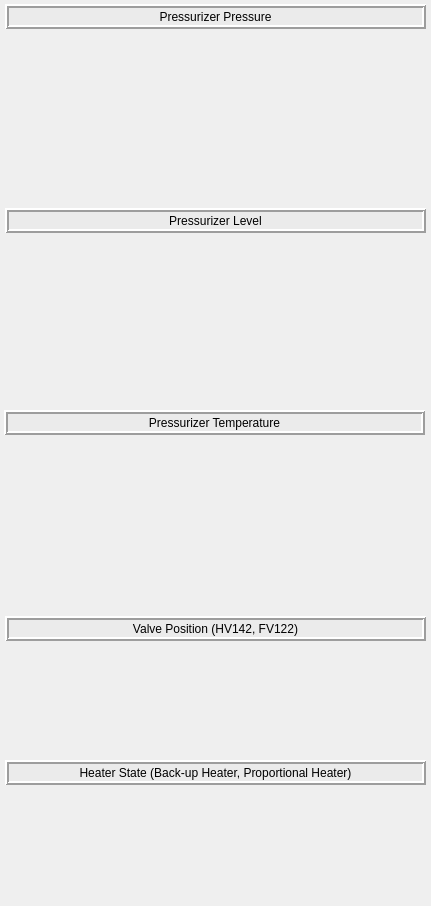
Qt form Interface/CNS_Platform_PZR_controller_interface.ui (LeeDaeil/CNS_Platform) before a commit.
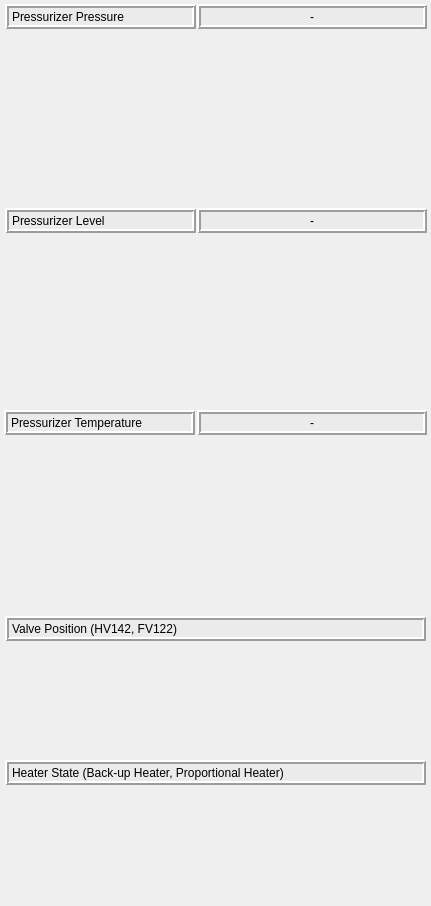
The same form after that commit.

Patch:
```diff
--- a/Interface/CNS_Platform_PZR_controller_interface.ui
+++ b/Interface/CNS_Platform_PZR_controller_interface.ui
@@ -84,7 +84,7 @@
     <string>Heater State (Back-up Heater, Proportional Heater)</string>
    </property>
    <property name="alignment">
-    <set>Qt::AlignCenter</set>
+    <set>Qt::AlignLeading|Qt::AlignLeft|Qt::AlignVCenter</set>
    </property>
   </widget>
   <widget class="QLabel" name="L_1">
@@ -92,7 +92,7 @@
     <rect>
      <x>5</x>
      <y>4</y>
-     <width>421</width>
+     <width>191</width>
      <height>25</height>
     </rect>
    </property>
@@ -125,7 +125,7 @@
     <string>Pressurizer Pressure</string>
    </property>
    <property name="alignment">
-    <set>Qt::AlignCenter</set>
+    <set>Qt::AlignLeading|Qt::AlignLeft|Qt::AlignVCenter</set>
    </property>
   </widget>
   <widget class="QLabel" name="L_2">
@@ -166,7 +166,7 @@
     <string>Valve Position (HV142, FV122)</string>
    </property>
    <property name="alignment">
-    <set>Qt::AlignCenter</set>
+    <set>Qt::AlignLeading|Qt::AlignLeft|Qt::AlignVCenter</set>
    </property>
   </widget>
   <widget class="QWidget" name="layoutWidget_4">
@@ -185,7 +185,7 @@
     <rect>
      <x>5</x>
      <y>208</y>
-     <width>421</width>
+     <width>191</width>
      <height>25</height>
     </rect>
    </property>
@@ -218,7 +218,7 @@
     <string>Pressurizer Level</string>
    </property>
    <property name="alignment">
-    <set>Qt::AlignCenter</set>
+    <set>Qt::AlignLeading|Qt::AlignLeft|Qt::AlignVCenter</set>
    </property>
   </widget>
   <widget class="QLabel" name="L_5">
@@ -226,7 +226,7 @@
     <rect>
      <x>4</x>
      <y>410</y>
-     <width>421</width>
+     <width>191</width>
      <height>25</height>
     </rect>
    </property>
@@ -259,7 +259,7 @@
     <string>Pressurizer Temperature</string>
    </property>
    <property name="alignment">
-    <set>Qt::AlignCenter</set>
+    <set>Qt::AlignLeading|Qt::AlignLeft|Qt::AlignVCenter</set>
    </property>
   </widget>
   <widget class="QWidget" name="layoutWidget_5">
@@ -273,6 +273,129 @@
    </property>
    <layout class="QHBoxLayout" name="PZR_his_temp"/>
   </widget>
+  <widget class="QLabel" name="D_3">
+   <property name="geometry">
+    <rect>
+     <x>197</x>
+     <y>410</y>
+     <width>230</width>
+     <height>25</height>
+    </rect>
+   </property>
+   <property name="minimumSize">
+    <size>
+     <width>0</width>
+     <height>20</height>
+    </size>
+   </property>
+   <property name="maximumSize">
+    <size>
+     <width>16777215</width>
+     <height>25</height>
+    </size>
+   </property>
+   <property name="styleSheet">
+    <string notr="true">background-color: rgb(235, 235, 235);
+font: 10pt &quot;HY헤드라인M&quot;;</string>
+   </property>
+   <property name="frameShape">
+    <enum>QFrame::Box</enum>
+   </property>
+   <property name="frameShadow">
+    <enum>QFrame::Raised</enum>
+   </property>
+   <property name="lineWidth">
+    <number>2</number>
+   </property>
+   <property name="text">
+    <string>-</string>
+   </property>
+   <property name="alignment">
+    <set>Qt::AlignCenter</set>
+   </property>
+  </widget>
+  <widget class="QLabel" name="D_2">
+   <property name="geometry">
+    <rect>
+     <x>197</x>
+     <y>208</y>
+     <width>230</width>
+     <height>25</height>
+    </rect>
+   </property>
+   <property name="minimumSize">
+    <size>
+     <width>0</width>
+     <height>20</height>
+    </size>
+   </property>
+   <property name="maximumSize">
+    <size>
+     <width>16777215</width>
+     <height>25</height>
+    </size>
+   </property>
+   <property name="styleSheet">
+    <string notr="true">background-color: rgb(235, 235, 235);
+font: 10pt &quot;HY헤드라인M&quot;;</string>
+   </property>
+   <property name="frameShape">
+    <enum>QFrame::Box</enum>
+   </property>
+   <property name="frameShadow">
+    <enum>QFrame::Raised</enum>
+   </property>
+   <property name="lineWidth">
+    <number>2</number>
+   </property>
+   <property name="text">
+    <string>-</string>
+   </property>
+   <property name="alignment">
+    <set>Qt::AlignCenter</set>
+   </property>
+  </widget>
+  <widget class="QLabel" name="D_1">
+   <property name="geometry">
+    <rect>
+     <x>197</x>
+     <y>4</y>
+     <width>230</width>
+     <height>25</height>
+    </rect>
+   </property>
+   <property name="minimumSize">
+    <size>
+     <width>0</width>
+     <height>20</height>
+    </size>
+   </property>
+   <property name="maximumSize">
+    <size>
+     <width>16777215</width>
+     <height>25</height>
+    </size>
+   </property>
+   <property name="styleSheet">
+    <string notr="true">background-color: rgb(235, 235, 235);
+font: 10pt &quot;HY헤드라인M&quot;;</string>
+   </property>
+   <property name="frameShape">
+    <enum>QFrame::Box</enum>
+   </property>
+   <property name="frameShadow">
+    <enum>QFrame::Raised</enum>
+   </property>
+   <property name="lineWidth">
+    <number>2</number>
+   </property>
+   <property name="text">
+    <string>-</string>
+   </property>
+   <property name="alignment">
+    <set>Qt::AlignCenter</set>
+   </property>
+  </widget>
  </widget>
  <resources/>
  <connections/>
```
